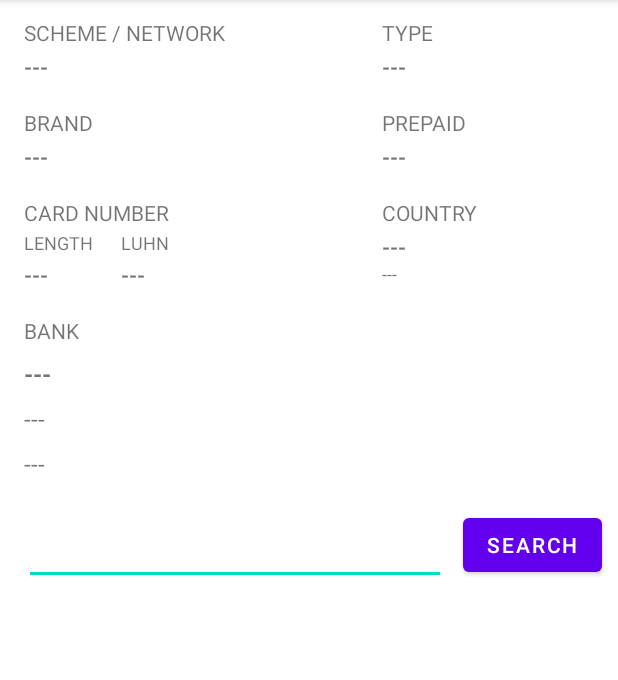
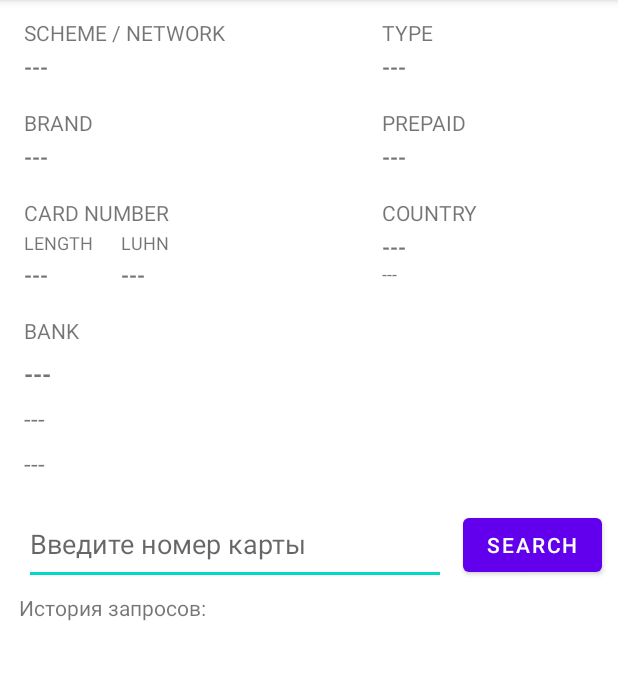
Before and after one commit to Ovsyanka7/binlookup, an Android app: the screen it shows after launch (MainActivity), on a phone screen of 412 x 824 dp, the part 84-764 px from its top. Run offline under Robolectric (Android 15) with nearby library versions, the phone set to English and light mode, and no system bars.

Commit message:
Правки плюс строковые ресурсы

```diff
--- a/app/src/main/java/com/example/binlookup/Databases.kt
+++ b/app/src/main/java/com/example/binlookup/Databases.kt
@@ -30,7 +30,7 @@ class Databases(private val myDB: SQLiteDatabase) : AppCompatActivity() {
         }
         myCursor.close()
         myDB.close()
-        return list
+        return list.asReversed()
     }
 
     // Добавляет поисковый запрос к истории.
--- a/app/src/main/res/layout/activity_main.xml
+++ b/app/src/main/res/layout/activity_main.xml
@@ -12,7 +12,7 @@
         android:layout_height="wrap_content"
         android:layout_marginStart="16dp"
         android:layout_marginTop="12dp"
-        android:text="SCHEME / NETWORK"
+        android:text="@string/scheme_title"
         android:textSize="14sp"
         app:layout_constraintStart_toStartOf="parent"
         app:layout_constraintTop_toTopOf="parent" />
@@ -22,17 +22,16 @@
         android:layout_width="wrap_content"
         android:layout_height="wrap_content"
         android:layout_marginStart="104dp"
-        android:text="TYPE"
+        android:text="@string/type_title"
         android:textSize="14sp"
         app:layout_constraintStart_toEndOf="@+id/tvSchemeTitle"
         app:layout_constraintTop_toTopOf="@+id/tvSchemeTitle" />
 
     <Button
-        android:id="@+id/RequestButton"
+        android:id="@+id/bSearch"
         android:layout_width="wrap_content"
         android:layout_height="wrap_content"
-        android:onClick="onClickSearch"
-        android:text="search"
+        android:text="@string/button_search"
         app:layout_constraintBottom_toBottomOf="@+id/DataField"
         app:layout_constraintEnd_toEndOf="parent"
         app:layout_constraintStart_toEndOf="@+id/DataField"
@@ -44,6 +43,7 @@
         android:layout_height="54dp"
         android:layout_marginStart="16dp"
         android:layout_marginTop="16dp"
+        android:hint="@string/data_field_hint"
         android:inputType="number"
         app:layout_constraintStart_toStartOf="parent"
         app:layout_constraintTop_toBottomOf="@+id/tvBankPhoneNumber" />
@@ -53,7 +53,7 @@
         android:layout_width="wrap_content"
         android:layout_height="wrap_content"
         android:layout_marginTop="3dp"
-        android:text="---"
+        android:text="@string/cap"
         android:textSize="14sp"
         android:textStyle="bold"
         app:layout_constraintStart_toStartOf="@+id/tvSchemeTitle"
@@ -64,7 +64,7 @@
         android:layout_width="wrap_content"
         android:layout_height="wrap_content"
         android:layout_marginTop="18dp"
-        android:text="BRAND"
+        android:text="@string/brand_title"
         android:textSize="14sp"
         app:layout_constraintStart_toStartOf="@+id/tvSchemeTitle"
         app:layout_constraintTop_toBottomOf="@+id/tvScheme" />
@@ -74,7 +74,7 @@
         android:layout_width="wrap_content"
         android:layout_height="wrap_content"
         android:layout_marginTop="3dp"
-        android:text="---"
+        android:text="@string/cap"
         android:textSize="14sp"
         android:textStyle="bold"
         app:layout_constraintStart_toStartOf="@+id/tvTypeTitle"
@@ -85,7 +85,7 @@
         android:layout_width="wrap_content"
         android:layout_height="wrap_content"
         android:layout_marginTop="3dp"
-        android:text="---"
+        android:text="@string/cap"
         android:textSize="14sp"
         android:textStyle="bold"
         app:layout_constraintStart_toStartOf="@+id/tvBrandTitle"
@@ -96,7 +96,7 @@
         android:layout_width="wrap_content"
         android:layout_height="wrap_content"
         android:layout_marginTop="3dp"
-        android:text="---"
+        android:text="@string/cap"
         android:textSize="14sp"
         android:textStyle="bold"
         app:layout_constraintStart_toStartOf="@+id/tvPrepaidTitle"
@@ -107,7 +107,7 @@
         android:layout_width="wrap_content"
         android:layout_height="wrap_content"
         android:layout_marginTop="18dp"
-        android:text="PREPAID"
+        android:text="@string/prepaid_title"
         android:textSize="14sp"
         app:layout_constraintStart_toStartOf="@+id/tvTypeTitle"
         app:layout_constraintTop_toBottomOf="@+id/tvType" />
@@ -117,7 +117,7 @@
         android:layout_width="wrap_content"
         android:layout_height="wrap_content"
         android:layout_marginTop="18dp"
-        android:text="CARD NUMBER"
+        android:text="@string/card_number_title"
         android:textSize="14sp"
         app:layout_constraintStart_toStartOf="@+id/tvSchemeTitle"
         app:layout_constraintTop_toBottomOf="@+id/tvBrand" />
@@ -127,7 +127,7 @@
         android:layout_width="wrap_content"
         android:layout_height="wrap_content"
         android:layout_marginTop="2dp"
-        android:text="LENGTH"
+        android:text="@string/number_length_title"
         android:textSize="12sp"
         app:layout_constraintStart_toStartOf="@+id/tvCardNumberTitle"
         app:layout_constraintTop_toBottomOf="@+id/tvCardNumberTitle" />
@@ -137,7 +137,7 @@
         android:layout_width="wrap_content"
         android:layout_height="wrap_content"
         android:layout_marginTop="2dp"
-        android:text="LUHN"
+        android:text="@string/number_luhn_title"
         android:textSize="12sp"
         app:layout_constraintEnd_toEndOf="@+id/tvCardNumberTitle"
         app:layout_constraintTop_toBottomOf="@+id/tvCardNumberTitle" />
@@ -147,7 +147,7 @@
         android:layout_width="wrap_content"
         android:layout_height="wrap_content"
         android:layout_marginTop="3dp"
-        android:text="---"
+        android:text="@string/cap"
         android:textSize="14sp"
         android:textStyle="bold"
         app:layout_constraintStart_toStartOf="@+id/tvCardNumberTitle"
@@ -158,7 +158,7 @@
         android:layout_width="wrap_content"
         android:layout_height="wrap_content"
         android:layout_marginTop="3dp"
-        android:text="---"
+        android:text="@string/cap"
         android:textSize="14sp"
         android:textStyle="bold"
         app:layout_constraintStart_toStartOf="@+id/tvCardNumberLuhnTitle"
@@ -169,7 +169,7 @@
         android:layout_width="wrap_content"
         android:layout_height="wrap_content"
         android:layout_marginTop="18dp"
-        android:text="COUNTRY"
+        android:text="@string/country_title"
         android:textSize="14sp"
         app:layout_constraintStart_toStartOf="@+id/tvTypeTitle"
         app:layout_constraintTop_toBottomOf="@+id/tvPrepaid" />
@@ -179,7 +179,7 @@
         android:layout_width="wrap_content"
         android:layout_height="wrap_content"
         android:layout_marginTop="3dp"
-        android:text="---"
+        android:text="@string/cap"
         android:textSize="14sp"
         android:textStyle="bold"
         app:layout_constraintStart_toStartOf="@+id/tvCountryTitle"
@@ -189,7 +189,7 @@
         android:id="@+id/tvCountryLatitudeAndLongitude"
         android:layout_width="wrap_content"
         android:layout_height="wrap_content"
-        android:text="---"
+        android:text="@string/cap"
         android:textSize="12sp"
         app:layout_constraintStart_toStartOf="@+id/tvCountry"
         app:layout_constraintTop_toBottomOf="@+id/tvCountry" />
@@ -199,7 +199,7 @@
         android:layout_width="wrap_content"
         android:layout_height="wrap_content"
         android:layout_marginTop="18dp"
-        android:text="BANK"
+        android:text="@string/bank_title"
         app:layout_constraintStart_toStartOf="@+id/tvCardNumberLength"
         app:layout_constraintTop_toBottomOf="@+id/tvCardNumberLength" />
 
@@ -208,8 +208,7 @@
         android:layout_width="wrap_content"
         android:layout_height="wrap_content"
         android:layout_marginTop="8dp"
-        android:onClick="onClickMap"
-        android:text="---"
+        android:text="@string/cap"
         android:textSize="16sp"
         android:textStyle="bold"
         app:layout_constraintStart_toStartOf="@+id/tvBankTitle"
@@ -220,8 +219,7 @@
         android:layout_width="wrap_content"
         android:layout_height="wrap_content"
         android:layout_marginTop="8dp"
-        android:onClick="onClickPhoneNumber"
-        android:text="---"
+        android:text="@string/cap"
         android:textSize="16sp"
         app:layout_constraintStart_toStartOf="@+id/tvBankTitle"
         app:layout_constraintTop_toBottomOf="@+id/tvBankWebsite" />
@@ -231,20 +229,31 @@
         android:layout_width="wrap_content"
         android:layout_height="wrap_content"
         android:layout_marginTop="8dp"
-        android:onClick="onClickSite"
-        android:text="---"
+        android:text="@string/cap"
         android:textSize="16sp"
         app:layout_constraintStart_toStartOf="@+id/tvBankTitle"
         app:layout_constraintTop_toBottomOf="@+id/tvBankAddress" />
 
     <androidx.recyclerview.widget.RecyclerView
         android:id="@+id/rvHistory"
-        android:layout_width="409dp"
-        android:layout_height="341dp"
-        android:layout_marginTop="10dp"
+        android:layout_width="match_parent"
+        android:layout_height="0dp"
+        android:layout_marginTop="4dp"
+        app:layout_constraintBottom_toBottomOf="parent"
         app:layout_constraintEnd_toEndOf="parent"
         app:layout_constraintStart_toStartOf="parent"
-        app:layout_constraintTop_toBottomOf="@+id/DataField"
+        app:layout_constraintTop_toBottomOf="@+id/textView"
         tools:listitem="@layout/recyclerview_history_item" />
 
+    <TextView
+        android:id="@+id/textView"
+        android:layout_width="wrap_content"
+        android:layout_height="wrap_content"
+        android:layout_marginTop="5dp"
+        android:text="@string/history_items"
+        app:layout_constraintEnd_toEndOf="parent"
+        app:layout_constraintHorizontal_bias="0.045"
+        app:layout_constraintStart_toStartOf="parent"
+        app:layout_constraintTop_toBottomOf="@+id/DataField" />
+
 </androidx.constraintlayout.widget.ConstraintLayout>
--- a/app/src/main/res/layout/recyclerview_history_item.xml
+++ b/app/src/main/res/layout/recyclerview_history_item.xml
@@ -8,6 +8,7 @@
     </data>
 
     <androidx.constraintlayout.widget.ConstraintLayout
+        android:id="@+id/clHistoryItem"
         android:layout_width="match_parent"
         android:layout_height="wrap_content"
         android:paddingBottom="10dp">
@@ -19,12 +20,12 @@
             android:layout_marginStart="16dp"
             android:layout_marginTop="10dp"
             android:layout_marginEnd="16dp"
-            android:text="TextView"
             app:layout_constraintBottom_toBottomOf="parent"
             app:layout_constraintEnd_toEndOf="parent"
             app:layout_constraintHorizontal_bias="0.0"
             app:layout_constraintStart_toStartOf="parent"
             app:layout_constraintTop_toTopOf="parent"
-            app:layout_constraintVertical_bias="0.0" />
+            app:layout_constraintVertical_bias="0.0"
+            tools:text="457117360" />
     </androidx.constraintlayout.widget.ConstraintLayout>
 </layout>
--- a/app/src/main/res/values/strings.xml
+++ b/app/src/main/res/values/strings.xml
@@ -1,3 +1,17 @@
 <resources>
     <string name="app_name">binlookup</string>
+    <string name="scheme_title">SCHEME / NETWORK</string>
+    <string name="type_title">TYPE</string>
+    <string name="button_search">search</string>
+    <string name="cap">---</string>
+    <string name="brand_title">BRAND</string>
+    <string name="prepaid_title">PREPAID</string>
+    <string name="card_number_title">CARD NUMBER</string>
+    <string name="number_length_title">LENGTH</string>
+    <string name="number_luhn_title">LUHN</string>
+    <string name="country_title">COUNTRY</string>
+    <string name="bank_title">BANK</string>
+    <string name="history_items">История запросов:</string>
+    <string name="data_field_hint">Введите номер карты</string>
+    <string name="country_latitude_and_longitude">(latitude: %1$s,\nlongitude: %2$s)</string>
 </resources>
```
Also changed, not shown: app/src/main/java/com/example/binlookup/MainActivity.kt (+73 -27 lines).
